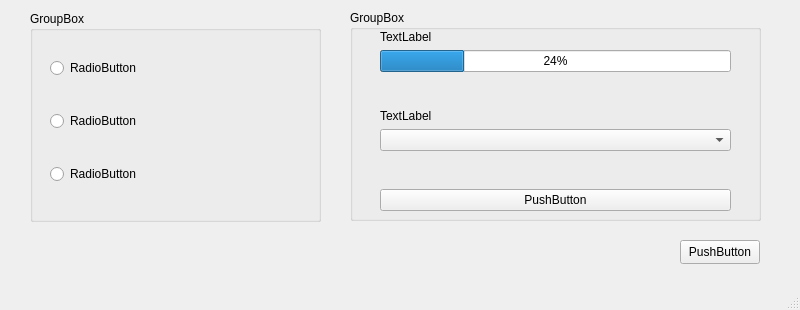
The window that Cross-platform_development_on_Qt/4_Qt_Widget/mainwindow.ui (Evgeniy-Maslov/Homework_CPP-16) describes before a commit, drawn with Qt 5.
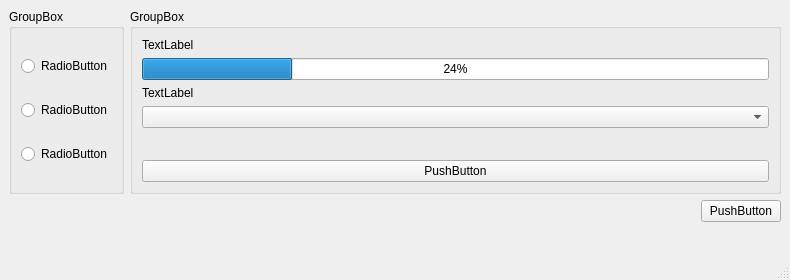
The same window after the commit.

Commit message: 4_Qt_Widget

What changed in the file:
```diff
--- a/Cross-platform_development_on_Qt/4_Qt_Widget/mainwindow.ui
+++ b/Cross-platform_development_on_Qt/4_Qt_Widget/mainwindow.ui
@@ -6,90 +6,24 @@
    <rect>
     <x>0</x>
     <y>0</y>
-    <width>800</width>
-    <height>310</height>
+    <width>790</width>
+    <height>280</height>
    </rect>
   </property>
   <property name="windowTitle">
    <string>MainWindow</string>
   </property>
   <widget class="QWidget" name="centralwidget">
-   <widget class="QGroupBox" name="groupBox">
-    <property name="geometry">
-     <rect>
-      <x>30</x>
-      <y>11</y>
-      <width>291</width>
-      <height>211</height>
-     </rect>
-    </property>
-    <property name="title">
-     <string>GroupBox</string>
-    </property>
-    <property name="flat">
-     <bool>false</bool>
-    </property>
-    <property name="checkable">
-     <bool>false</bool>
-    </property>
-    <property name="checked">
-     <bool>false</bool>
-    </property>
-    <widget class="QWidget" name="verticalLayoutWidget_2">
-     <property name="geometry">
-      <rect>
-       <x>20</x>
-       <y>20</y>
-       <width>241</width>
-       <height>181</height>
-      </rect>
-     </property>
-     <layout class="QVBoxLayout" name="verticalLayout_3">
+   <layout class="QVBoxLayout" name="verticalLayout_4">
       <item>
-       <widget class="QRadioButton" name="radioButton">
-        <property name="text">
-         <string>RadioButton</string>
-        </property>
-       </widget>
-      </item>
-      <item>
-       <widget class="QRadioButton" name="radioButton_2">
-        <property name="text">
-         <string>RadioButton</string>
-        </property>
-       </widget>
-      </item>
-      <item>
-       <widget class="QRadioButton" name="radioButton_3">
-        <property name="text">
-         <string>RadioButton</string>
-        </property>
-       </widget>
-      </item>
-     </layout>
-    </widget>
-   </widget>
+     <layout class="QGridLayout" name="gridLayout">
+      <item row="0" column="1">
    <widget class="QGroupBox" name="groupBox_2">
-    <property name="geometry">
-     <rect>
-      <x>350</x>
-      <y>10</y>
-      <width>411</width>
-      <height>211</height>
-     </rect>
-    </property>
     <property name="title">
      <string>GroupBox</string>
     </property>
-    <widget class="QWidget" name="formLayoutWidget">
-     <property name="geometry">
-      <rect>
-       <x>30</x>
-       <y>20</y>
-       <width>351</width>
-       <height>181</height>
-      </rect>
-     </property>
+        <layout class="QVBoxLayout" name="verticalLayout">
+         <item>
      <layout class="QVBoxLayout" name="verticalLayout_2">
       <item>
        <widget class="QLabel" name="label_2">
@@ -105,19 +39,6 @@
         </property>
        </widget>
       </item>
-      <item>
-       <spacer name="verticalSpacer_2">
-        <property name="orientation">
-         <enum>Qt::Orientation::Vertical</enum>
-        </property>
-        <property name="sizeHint" stdset="0">
-         <size>
-          <width>20</width>
-          <height>40</height>
-         </size>
-        </property>
-       </spacer>
-      </item>
       <item>
        <widget class="QLabel" name="label">
         <property name="text">
@@ -158,24 +79,93 @@
        </widget>
       </item>
      </layout>
-    </widget>
-   </widget>
+         </item>
+        </layout>
+       </widget>
+      </item>
+      <item row="0" column="0">
+       <widget class="QGroupBox" name="groupBox">
+        <property name="title">
+         <string>GroupBox</string>
+        </property>
+        <property name="flat">
+         <bool>false</bool>
+        </property>
+        <property name="checkable">
+         <bool>false</bool>
+        </property>
+        <property name="checked">
+         <bool>false</bool>
+        </property>
+        <layout class="QHBoxLayout" name="horizontalLayout">
+         <item>
+          <layout class="QVBoxLayout" name="verticalLayout_3">
+           <item>
+            <widget class="QRadioButton" name="radioButton">
+             <property name="text">
+              <string>RadioButton</string>
+             </property>
+            </widget>
+           </item>
+           <item>
+            <widget class="QRadioButton" name="radioButton_2">
+             <property name="text">
+              <string>RadioButton</string>
+             </property>
+            </widget>
+           </item>
+           <item>
+            <widget class="QRadioButton" name="radioButton_3">
+             <property name="text">
+              <string>RadioButton</string>
+             </property>
+            </widget>
+           </item>
+          </layout>
+         </item>
+        </layout>
+       </widget>
+      </item>
+     </layout>
+    </item>
+    <item>
+     <layout class="QHBoxLayout" name="horizontalLayout_2">
+      <item>
+       <spacer name="horizontalSpacer">
+        <property name="orientation">
+         <enum>Qt::Orientation::Horizontal</enum>
+        </property>
+        <property name="sizeHint" stdset="0">
+         <size>
+          <width>40</width>
+          <height>20</height>
+         </size>
+        </property>
+       </spacer>
+      </item>
+      <item>
    <widget class="QPushButton" name="pushButton_2">
-    <property name="geometry">
-     <rect>
-      <x>680</x>
-      <y>240</y>
-      <width>80</width>
-      <height>24</height>
-     </rect>
-    </property>
     <property name="text">
      <string>PushButton</string>
     </property>
    </widget>
-   <zorder>groupBox_2</zorder>
-   <zorder>groupBox</zorder>
-   <zorder>pushButton_2</zorder>
+      </item>
+     </layout>
+    </item>
+    <item>
+     <spacer name="verticalSpacer_2">
+      <property name="orientation">
+       <enum>Qt::Orientation::Vertical</enum>
+      </property>
+      <property name="sizeHint" stdset="0">
+       <size>
+        <width>20</width>
+        <height>40</height>
+       </size>
+      </property>
+     </spacer>
+    </item>
+   </layout>
   </widget>
   <widget class="QMenuBar" name="menubar">
    <property name="geometry">
```
Left out of the diff: 2 changed lines with no effect on the pictures. Lines whose indentation alone changed are shown as unchanged. The commit also changes 2 other files.
